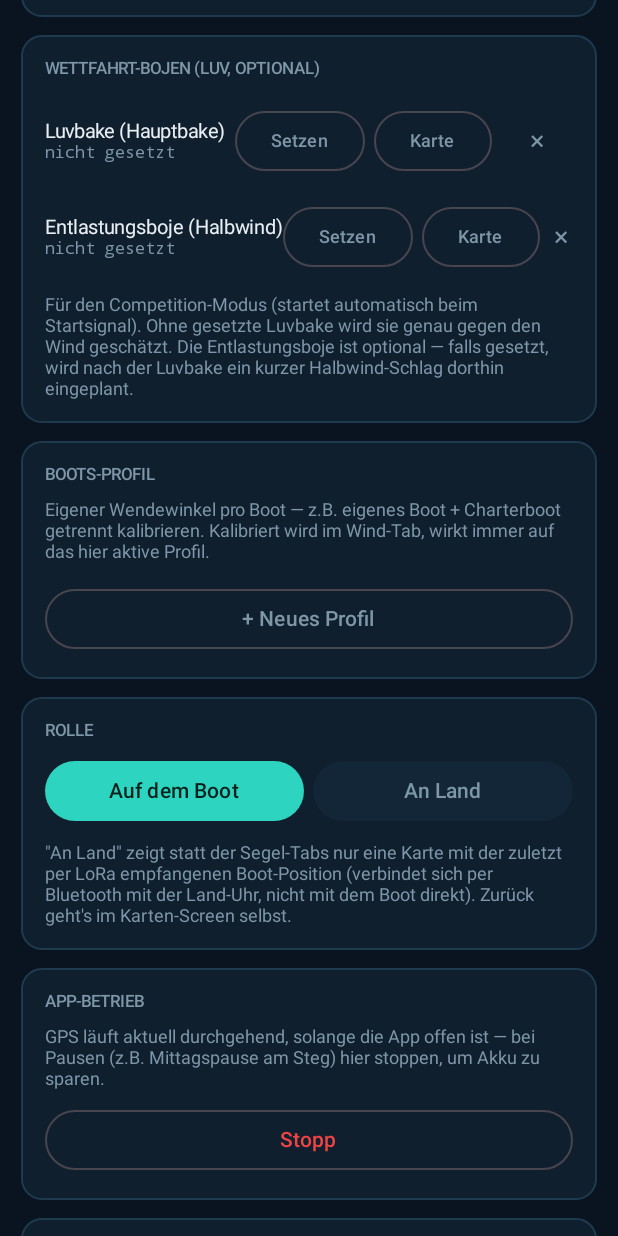
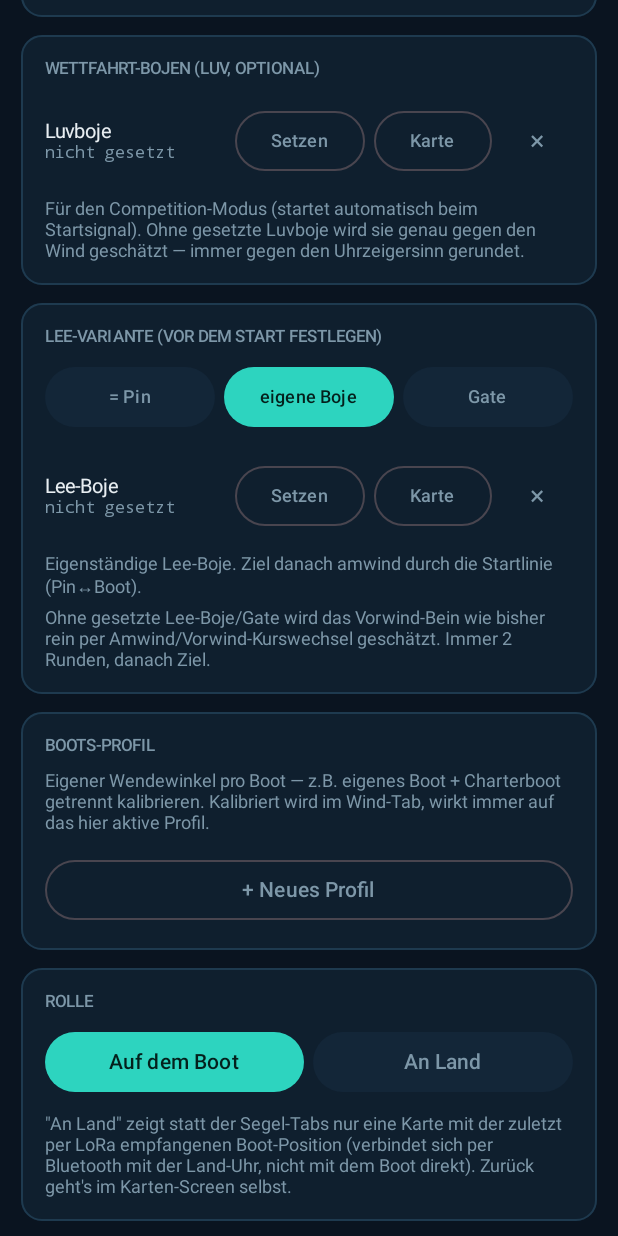
Before and after one commit to Boognsiher/Romans-Segeluhr, an Android app built with Jetpack Compose: the composable SetupScreen called with empty values, scrolled down 576 dp, on a phone screen of 412 x 824 dp. Run offline under Robolectric (Android 15) with nearby library versions, the phone set to English and light mode, and no system bars.

Commit message:
Competition-Kursmodell an Romans echten Verein-Kurs angepasst
Groessere Aenderung (Roman-Entscheidung, trotz fehlender Compile-/
Hardware-Verifikation vor dem naechsten Wassertest umgesetzt): das
bisherige CompetitionEngine-Kursmodell (Luvbake -> Entlastungsboje ->
immer geschaetzter Vorwind) beruhte auf einer Annahme, nicht auf Romans
echtem Verein-Kurs (Luvboje immer gegen den Uhrzeigersinn gerundet, drei
Lee-Varianten, immer 2 Runden, bedingtes Ziel amwind/halbwind).

- CompetitionLeg neu {UPWIND, DOWNWIND, FINISH} (Ordinal-Bedeutung
  geaendert), neues LeewardMode-Enum (LEE_IS_PIN/SEPARATE_BUOY/GATE) +
  CompetitionCourseConfig-Datenklasse, Constants.COMPETITION_LAP_COUNT=2.
- Vier neue Wegpunkte (Lee-Boje, Gate A/B, Zielboje): BLE WaypointId
  10-13, CHAR_WAYPOINTS_STATUS_UUID jetzt 2 statt 1 Byte
  (WaypointSetFlag2). Gate-Boje wird automatisch die naeher liegende
  gewaehlt (kein Bedienschritt auf dem Wasser).
- FINISH: kein automatisches Ziel-Erkennen (Roman-Entscheidung) - nur
  laufende Peilung/Distanz/VMC, Beenden bleibt der bestehende
  "Wettfahrt beenden"-Button.
- Setup-Tab: neue Sektion "Lee-Variante" mit kontextabhaengigen
  Wegpunkt-Zeilen. Galaxy-Watch-App mitgezogen (BleProtocol.kt +
  MenuScreen.kt, "Marke 2" dort entfernt da ohne Wirkung).
- T-Watch-Ultra-Firmware bewusst NICHT angefasst (nicht im Einsatz bei
  diesem Test) - zeigt danach falsche legNames[]-Texte, siehe Doku fuer
  die offene Nacharbeit.
- Diagnose-Log um die vier neuen Wegpunkte + leeward_mode erweitert.

Nur geschrieben, nicht kompiliert/getestet (kein Android-SDK/Plugin-Cache
in dieser Umgebung). Details: docs/Erweiterung_Competition_Kursmodell.md
(neu).

Co-Authored-By: Claude Sonnet 5 <noreply@anthropic.com>
Claude-Session: https://claude.ai/code/session_01CoG1ApLRXVoEYoesYXogAp

```diff
--- a/Segeluhr-Projekt-Reorganisiert/Segeluhr-Android/Segeluhr/app/src/main/java/com/segeluhr/app/ble/BleGattServerManager.kt
+++ b/Segeluhr-Projekt-Reorganisiert/Segeluhr-Android/Segeluhr/app/src/main/java/com/segeluhr/app/ble/BleGattServerManager.kt
@@ -324,11 +324,15 @@ class BleGattServerManager(private val context: Context) {
         buoy1Set: Boolean, buoy2Set: Boolean, targetSet: Boolean,
         homeSet: Boolean, mark1Set: Boolean, mark2Set: Boolean,
         pinSet: Boolean, boatSet: Boolean,
+        leeBuoySet: Boolean = false, gateASet: Boolean = false, gateBSet: Boolean = false, finishBuoySet: Boolean = false,
     ) {
         val server = gattServer ?: return
         val characteristic = waypointsStatusCharacteristic ?: return
         if (connectedDevices.isEmpty()) return
-        characteristic.value = BleProtocol.encodeWaypointsStatus(buoy1Set, buoy2Set, targetSet, homeSet, mark1Set, mark2Set, pinSet, boatSet)
+        characteristic.value = BleProtocol.encodeWaypointsStatus(
+            buoy1Set, buoy2Set, targetSet, homeSet, mark1Set, mark2Set, pinSet, boatSet,
+            leeBuoySet, gateASet, gateBSet, finishBuoySet,
+        )
         for (device in connectedDevices) {
             server.notifyCharacteristicChanged(device, characteristic, false)
         }
--- a/Segeluhr-Projekt-Reorganisiert/Segeluhr-Android/Segeluhr/app/src/main/java/com/segeluhr/app/core/Constants.kt
+++ b/Segeluhr-Projekt-Reorganisiert/Segeluhr-Android/Segeluhr/app/src/main/java/com/segeluhr/app/core/Constants.kt
@@ -89,4 +89,10 @@ object Constants {
     const val COMPETITION_MANEUVER_START_GRACE_MS = 10_000L
     /** Nach einem ausgelösten Vorschlag mindestens so lange bis zum nächsten, selbst wenn maneuverNeeded zwischendurch wieder auf false springt. */
     const val COMPETITION_MANEUVER_SUGGEST_COOLDOWN_MS = 15_000L
+
+    // Reales Kurs-Modell (02.09.2026, Roman-Korrektur am Kurs-Modell, siehe
+    // docs/Erweiterung_Competition_Kursmodell.md): Luvboje -> Lee-Boje/Gate
+    // -> Ziel, IMMER zwei Runden (Roman: "es gibt immer 2 Runden").
+    /** Anzahl Runden (Luvboje+Lee-Bein), bevor CompetitionEngine auf CompetitionLeg.FINISH wechselt. */
+    const val COMPETITION_LAP_COUNT = 2
 }
--- a/Segeluhr-Projekt-Reorganisiert/Segeluhr-Android/Segeluhr/app/src/main/java/com/segeluhr/app/data/diagnostics/DiagnosticsLogger.kt
+++ b/Segeluhr-Projekt-Reorganisiert/Segeluhr-Android/Segeluhr/app/src/main/java/com/segeluhr/app/data/diagnostics/DiagnosticsLogger.kt
@@ -104,6 +104,12 @@ class DiagnosticsLogger(private val context: Context) {
         "dist_buoy1_m", "brg_buoy1_deg", "dist_buoy2_m", "brg_buoy2_deg",
         "dist_home_m", "brg_home_deg",
         "dist_mark1_m", "brg_mark1_deg", "dist_mark2_m", "brg_mark2_deg",
+        // ---- 02.09.2026 (spät) ergänzt, Kurs-Modell-Überarbeitung — siehe
+        // docs/Erweiterung_Competition_Kursmodell.md, wieder IMMER ans Ende ----
+        "leeward_mode",
+        "dist_lee_buoy_m", "brg_lee_buoy_deg",
+        "dist_gate_a_m", "brg_gate_a_deg", "dist_gate_b_m", "brg_gate_b_deg",
+        "dist_finish_buoy_m", "brg_finish_buoy_deg",
     ).joinToString(",")
 
     /**
@@ -141,6 +147,10 @@ class DiagnosticsLogger(private val context: Context) {
         val (distHome, brgHome) = distBrg(fix.lat, fix.lon, state.home)
         val (distMark1, brgMark1) = distBrg(fix.lat, fix.lon, state.competitionMark1)
         val (distMark2, brgMark2) = distBrg(fix.lat, fix.lon, state.competitionMark2)
+        val (distLeeBuoy, brgLeeBuoy) = distBrg(fix.lat, fix.lon, state.leeBuoy)
+        val (distGateA, brgGateA) = distBrg(fix.lat, fix.lon, state.gateA)
+        val (distGateB, brgGateB) = distBrg(fix.lat, fix.lon, state.gateB)
+        val (distFinishBuoy, brgFinishBuoy) = distBrg(fix.lat, fix.lon, state.finishBuoy)
 
         val row = listOf(
             isoTime.format(Date(now)), now,
@@ -174,6 +184,10 @@ class DiagnosticsLogger(private val context: Context) {
             distBuoy1, brgBuoy1, distBuoy2, brgBuoy2,
             distHome, brgHome,
             distMark1, brgMark1, distMark2, brgMark2,
+            state.leewardMode,
+            distLeeBuoy, brgLeeBuoy,
+            distGateA, brgGateA, distGateB, brgGateB,
+            distFinishBuoy, brgFinishBuoy,
         ).joinToString(",") { it?.toString() ?: "" }
 
         w.write(row + "\n")
--- a/Segeluhr-Projekt-Reorganisiert/Segeluhr-Android/Segeluhr/app/src/main/java/com/segeluhr/app/data/settings/SettingsRepository.kt
+++ b/Segeluhr-Projekt-Reorganisiert/Segeluhr-Android/Segeluhr/app/src/main/java/com/segeluhr/app/data/settings/SettingsRepository.kt
@@ -8,6 +8,7 @@ import com.segeluhr.app.core.GeoPoint
 import com.segeluhr.app.core.LakeCircle
 import com.segeluhr.app.data.model.AppRole
 import com.segeluhr.app.data.model.BoatProfile
+import com.segeluhr.app.data.model.LeewardMode
 import com.segeluhr.app.data.model.OperationMode
 import java.util.UUID
 import kotlinx.coroutines.flow.Flow
@@ -43,6 +44,12 @@ class SettingsRepository(private val context: Context) {
         val HOME_LAT = doublePreferencesKey("home_lat"); val HOME_LON = doublePreferencesKey("home_lon")
         val COMPETITION_MARK1_LAT = doublePreferencesKey("competition_mark1_lat"); val COMPETITION_MARK1_LON = doublePreferencesKey("competition_mark1_lon")
         val COMPETITION_MARK2_LAT = doublePreferencesKey("competition_mark2_lat"); val COMPETITION_MARK2_LON = doublePreferencesKey("competition_mark2_lon")
+        // Lee-/Ziel-Bereich (02.09.2026, siehe docs/Erweiterung_Competition_Kursmodell.md)
+        val LEE_BUOY_LAT = doublePreferencesKey("lee_buoy_lat"); val LEE_BUOY_LON = doublePreferencesKey("lee_buoy_lon")
+        val GATE_A_LAT = doublePreferencesKey("gate_a_lat"); val GATE_A_LON = doublePreferencesKey("gate_a_lon")
+        val GATE_B_LAT = doublePreferencesKey("gate_b_lat"); val GATE_B_LON = doublePreferencesKey("gate_b_lon")
+        val FINISH_BUOY_LAT = doublePreferencesKey("finish_buoy_lat"); val FINISH_BUOY_LON = doublePreferencesKey("finish_buoy_lon")
+        val LEEWARD_MODE = stringPreferencesKey("leeward_mode")
 
         val WIND_DIR = doublePreferencesKey("wind_dir")
         val WIND_CALIBRATED = booleanPreferencesKey("wind_calibrated")
@@ -69,6 +76,11 @@ class SettingsRepository(private val context: Context) {
         val home: GeoPoint? = null,
         val competitionMark1: GeoPoint? = null,
         val competitionMark2: GeoPoint? = null,
+        // Lee-/Ziel-Bereich (02.09.2026, siehe docs/Erweiterung_Competition_Kursmodell.md)
+        val leeBuoy: GeoPoint? = null,
+        val gateA: GeoPoint? = null,
+        val gateB: GeoPoint? = null,
+        val finishBuoy: GeoPoint? = null,
     )
 
     data class WindCalib(val windDir: Double?, val calibrated: Boolean)
@@ -183,7 +195,24 @@ class SettingsRepository(private val context: Context) {
             home = pt(Keys.HOME_LAT, Keys.HOME_LON),
             competitionMark1 = pt(Keys.COMPETITION_MARK1_LAT, Keys.COMPETITION_MARK1_LON),
             competitionMark2 = pt(Keys.COMPETITION_MARK2_LAT, Keys.COMPETITION_MARK2_LON),
+            leeBuoy = pt(Keys.LEE_BUOY_LAT, Keys.LEE_BUOY_LON),
+            gateA = pt(Keys.GATE_A_LAT, Keys.GATE_A_LON),
+            gateB = pt(Keys.GATE_B_LAT, Keys.GATE_B_LON),
+            finishBuoy = pt(Keys.FINISH_BUOY_LAT, Keys.FINISH_BUOY_LON),
         )
+    }
+
+    /** Default [LeewardMode.SEPARATE_BUOY] — generischste Annahme, bis vor dem Start bewusst gewählt wird (Setup-Tab). */
+    val leewardModeFlow: Flow<LeewardMode> = context.dataStore.data.map { p ->
+        when (p[Keys.LEEWARD_MODE]) {
+            LeewardMode.LEE_IS_PIN.name -> LeewardMode.LEE_IS_PIN
+            LeewardMode.GATE.name -> LeewardMode.GATE
+            else -> LeewardMode.SEPARATE_BUOY
+        }
+    }
+
+    suspend fun setLeewardMode(mode: LeewardMode) {
+        context.dataStore.edit { it[Keys.LEEWARD_MODE] = mode.name }
     }
 
     val windCalibFlow: Flow<WindCalib> = context.dataStore.data.map { p ->
@@ -220,6 +249,10 @@ class SettingsRepository(private val context: Context) {
                 "home" -> { p[Keys.HOME_LAT] = point.lat; p[Keys.HOME_LON] = point.lon }
                 "competitionMark1" -> { p[Keys.COMPETITION_MARK1_LAT] = point.lat; p[Keys.COMPETITION_MARK1_LON] = point.lon }
                 "competitionMark2" -> { p[Keys.COMPETITION_MARK2_LAT] = point.lat; p[Keys.COMPETITION_MARK2_LON] = point.lon }
+                "leeBuoy" -> { p[Keys.LEE_BUOY_LAT] = point.lat; p[Keys.LEE_BUOY_LON] = point.lon }
+                "gateA" -> { p[Keys.GATE_A_LAT] = point.lat; p[Keys.GATE_A_LON] = point.lon }
+                "gateB" -> { p[Keys.GATE_B_LAT] = point.lat; p[Keys.GATE_B_LON] = point.lon }
+                "finishBuoy" -> { p[Keys.FINISH_BUOY_LAT] = point.lat; p[Keys.FINISH_BUOY_LON] = point.lon }
             }
         }
     }
@@ -279,6 +312,10 @@ class SettingsRepository(private val context: Context) {
                 "home" -> { p.remove(Keys.HOME_LAT); p.remove(Keys.HOME_LON) }
                 "competitionMark1" -> { p.remove(Keys.COMPETITION_MARK1_LAT); p.remove(Keys.COMPETITION_MARK1_LON) }
                 "competitionMark2" -> { p.remove(Keys.COMPETITION_MARK2_LAT); p.remove(Keys.COMPETITION_MARK2_LON) }
+                "leeBuoy" -> { p.remove(Keys.LEE_BUOY_LAT); p.remove(Keys.LEE_BUOY_LON) }
+                "gateA" -> { p.remove(Keys.GATE_A_LAT); p.remove(Keys.GATE_A_LON) }
+                "gateB" -> { p.remove(Keys.GATE_B_LAT); p.remove(Keys.GATE_B_LON) }
+                "finishBuoy" -> { p.remove(Keys.FINISH_BUOY_LAT); p.remove(Keys.FINISH_BUOY_LON) }
             }
         }
     }
--- a/Segeluhr-Projekt-Reorganisiert/Segeluhr-Android/Segeluhr/app/src/main/java/com/segeluhr/app/ui/screens/SetupScreen.kt
+++ b/Segeluhr-Projekt-Reorganisiert/Segeluhr-Android/Segeluhr/app/src/main/java/com/segeluhr/app/ui/screens/SetupScreen.kt
@@ -18,6 +18,7 @@ import androidx.compose.ui.unit.dp
 import androidx.compose.ui.unit.sp
 import com.segeluhr.app.core.GeoPoint
 import com.segeluhr.app.data.model.AppRole
+import com.segeluhr.app.data.model.LeewardMode
 import com.segeluhr.app.data.model.OperationMode
 import com.segeluhr.app.ui.components.SectionCard
 import com.segeluhr.app.ui.components.WaypointRow
@@ -49,6 +50,8 @@ fun SetupScreen(
     onStartApp: () -> Unit,
     // NEU (12.08.2026, siehe docs/Erweiterung_Boje_Kartenauswahl.md)
     onSetWaypointFromMap: (String) -> Unit,
+    // NEU (02.09.2026, siehe docs/Erweiterung_Competition_Kursmodell.md)
+    onLeewardModeChanged: (LeewardMode) -> Unit,
 ) {
     Column(
         Modifier
@@ -85,10 +88,59 @@ fun SetupScreen(
         }
 
         SectionCard("Wettfahrt-Bojen (Luv, optional)") {
-            WaypointRow("Luvbake (Hauptbake)", fmt(state.competitionMark1), { onSetWaypoint("competitionMark1") }, { onClearWaypoint("competitionMark1") }, { onSetWaypointFromMap("competitionMark1") })
-            WaypointRow("Entlastungsboje (Halbwind)", fmt(state.competitionMark2), { onSetWaypoint("competitionMark2") }, { onClearWaypoint("competitionMark2") }, { onSetWaypointFromMap("competitionMark2") })
+            WaypointRow("Luvboje", fmt(state.competitionMark1), { onSetWaypoint("competitionMark1") }, { onClearWaypoint("competitionMark1") }, { onSetWaypointFromMap("competitionMark1") })
             Text(
-                "Für den Competition-Modus (startet automatisch beim Startsignal). Ohne gesetzte Luvbake wird sie genau gegen den Wind geschätzt. Die Entlastungsboje ist optional — falls gesetzt, wird nach der Luvbake ein kurzer Halbwind-Schlag dorthin eingeplant.",
+                "Für den Competition-Modus (startet automatisch beim Startsignal). Ohne gesetzte Luvboje wird sie genau gegen den Wind geschätzt — immer gegen den Uhrzeigersinn gerundet.",
+                fontSize = 12.sp, color = TextDim, modifier = Modifier.padding(top = 6.dp),
+            )
+        }
+
+        SectionCard("Lee-Variante (vor dem Start festlegen)") {
+            Row(horizontalArrangement = Arrangement.spacedBy(6.dp), modifier = Modifier.fillMaxWidth()) {
+                val modes = listOf(
+                    LeewardMode.LEE_IS_PIN to "= Pin",
+                    LeewardMode.SEPARATE_BUOY to "eigene Boje",
+                    LeewardMode.GATE to "Gate",
+                )
+                modes.forEach { (mode, label) ->
+                    val active = state.leewardMode == mode
+                    Button(
+                        onClick = { onLeewardModeChanged(mode) },
+                        colors = ButtonDefaults.buttonColors(
+                            containerColor = if (active) Teal else Panel2Dark,
+                            contentColor = if (active) Color(0xFF04201C) else TextDim,
+                        ),
+                        modifier = Modifier.weight(1f),
+                    ) { Text(label, fontSize = 12.sp) }
+                }
+            }
+            Spacer(Modifier.height(10.dp))
+            when (state.leewardMode) {
+                LeewardMode.LEE_IS_PIN -> {
+                    WaypointRow("Zielboje (Lee, hinter Boot)", fmt(state.finishBuoy), { onSetWaypoint("finishBuoy") }, { onClearWaypoint("finishBuoy") }, { onSetWaypointFromMap("finishBuoy") })
+                    Text(
+                        "Lee-Boje = Pin-Ende der Startlinie (kein eigener Wegpunkt nötig). Ziel danach halbwind hinter dem Startboot, zwischen Boot und Zielboje.",
+                        fontSize = 12.sp, color = TextDim, modifier = Modifier.padding(top = 6.dp),
+                    )
+                }
+                LeewardMode.SEPARATE_BUOY -> {
+                    WaypointRow("Lee-Boje", fmt(state.leeBuoy), { onSetWaypoint("leeBuoy") }, { onClearWaypoint("leeBuoy") }, { onSetWaypointFromMap("leeBuoy") })
+                    Text(
+                        "Eigenständige Lee-Boje. Ziel danach amwind durch die Startlinie (Pin↔Boot).",
+                        fontSize = 12.sp, color = TextDim, modifier = Modifier.padding(top = 6.dp),
+                    )
+                }
+                LeewardMode.GATE -> {
+                    WaypointRow("Gate A", fmt(state.gateA), { onSetWaypoint("gateA") }, { onClearWaypoint("gateA") }, { onSetWaypointFromMap("gateA") })
+                    WaypointRow("Gate B", fmt(state.gateB), { onSetWaypoint("gateB") }, { onClearWaypoint("gateB") }, { onSetWaypointFromMap("gateB") })
+                    Text(
+                        "Die näher liegende der beiden Gate-Bojen wird pro Runde automatisch gewählt und von innen nach aussen gerundet. Ziel danach amwind durch die Startlinie (Pin↔Boot).",
+                        fontSize = 12.sp, color = TextDim, modifier = Modifier.padding(top = 6.dp),
+                    )
+                }
+            }
+            Text(
+                "Ohne gesetzte Lee-Boje/Gate wird das Vorwind-Bein wie bisher rein per Amwind/Vorwind-Kurswechsel geschätzt. Immer 2 Runden, danach Ziel.",
                 fontSize = 12.sp, color = TextDim, modifier = Modifier.padding(top = 6.dp),
             )
         }
--- a/Segeluhr-Projekt-Reorganisiert/Segeluhr-Android/Segeluhr/app/src/main/java/com/segeluhr/app/viewmodel/SegeluhrUiState.kt
+++ b/Segeluhr-Projekt-Reorganisiert/Segeluhr-Android/Segeluhr/app/src/main/java/com/segeluhr/app/viewmodel/SegeluhrUiState.kt
@@ -83,6 +83,12 @@ data class SegeluhrUiState(
     val home: GeoPoint? = null,
     val competitionMark1: GeoPoint? = null,
     val competitionMark2: GeoPoint? = null,
+    // Lee-/Ziel-Bereich (02.09.2026, siehe docs/Erweiterung_Competition_Kursmodell.md)
+    val leeBuoy: GeoPoint? = null,
+    val gateA: GeoPoint? = null,
+    val gateB: GeoPoint? = null,
+    val finishBuoy: GeoPoint? = null,
+    val leewardMode: LeewardMode = LeewardMode.SEPARATE_BUOY,
 
     // Heimweg-Navigation (Erweiterung, siehe docs/Erweiterung_Heimweg.md)
     val homeModeActive: Boolean = false,
```
Also changed, not shown: Segeluhr-Projekt-Reorganisiert/Segeluhr-Android/Segeluhr/app/src/main/java/com/segeluhr/app/ble/BleProtocol.kt (+47 -2 lines), Segeluhr-Projekt-Reorganisiert/Segeluhr-Android/Segeluhr/app/src/main/java/com/segeluhr/app/data/model/Models.kt (+51 -7 lines), Segeluhr-Projekt-Reorganisiert/Segeluhr-Android/Segeluhr/app/src/main/java/com/segeluhr/app/logic/CompetitionEngine.kt (+205 -111 lines), Segeluhr-Projekt-Reorganisiert/Segeluhr-Android/Segeluhr/app/src/main/java/com/segeluhr/app/ui/MainActivity.kt (+10 -1 lines), Segeluhr-Projekt-Reorganisiert/Segeluhr-Android/Segeluhr/app/src/main/java/com/segeluhr/app/viewmodel/SegeluhrViewModel.kt (+36 -3 lines), Segeluhr-Projekt-Reorganisiert/Segeluhr-GalaxyWatch/app/src/main/java/com/segeluhr/watch/ble/BleProtocol.kt (+27 -1 lines), Segeluhr-Projekt-Reorganisiert/Segeluhr-GalaxyWatch/app/src/main/java/com/segeluhr/watch/ui/screens/MenuScreen.kt (+14 -1 lines), 4 other files.
